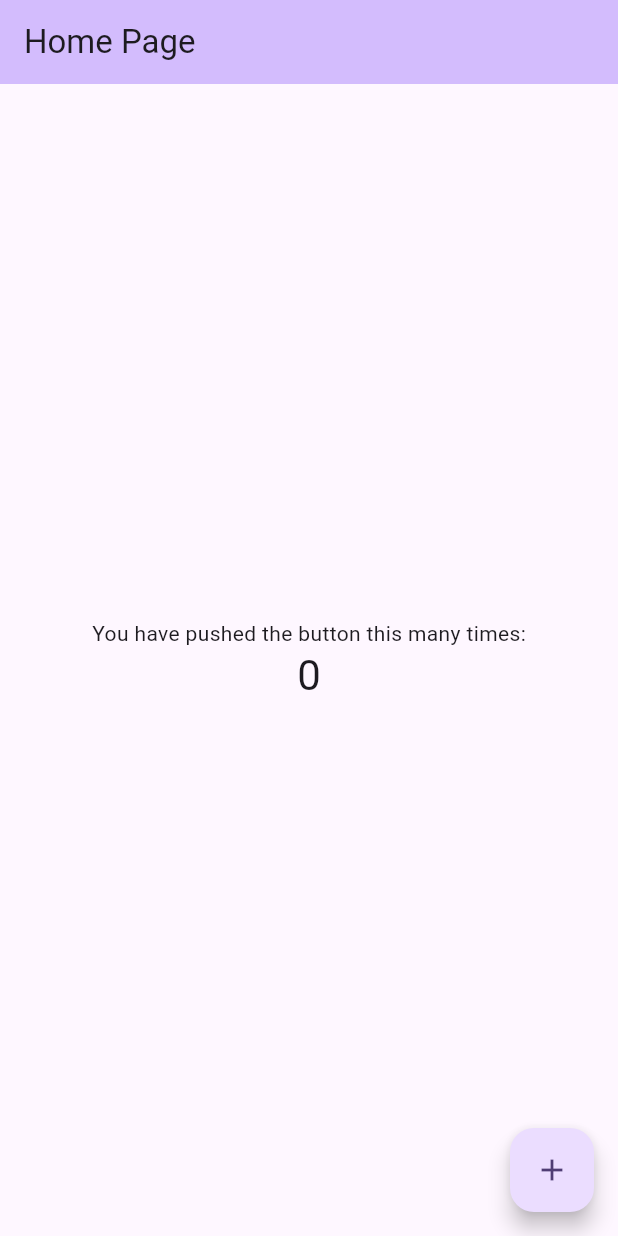
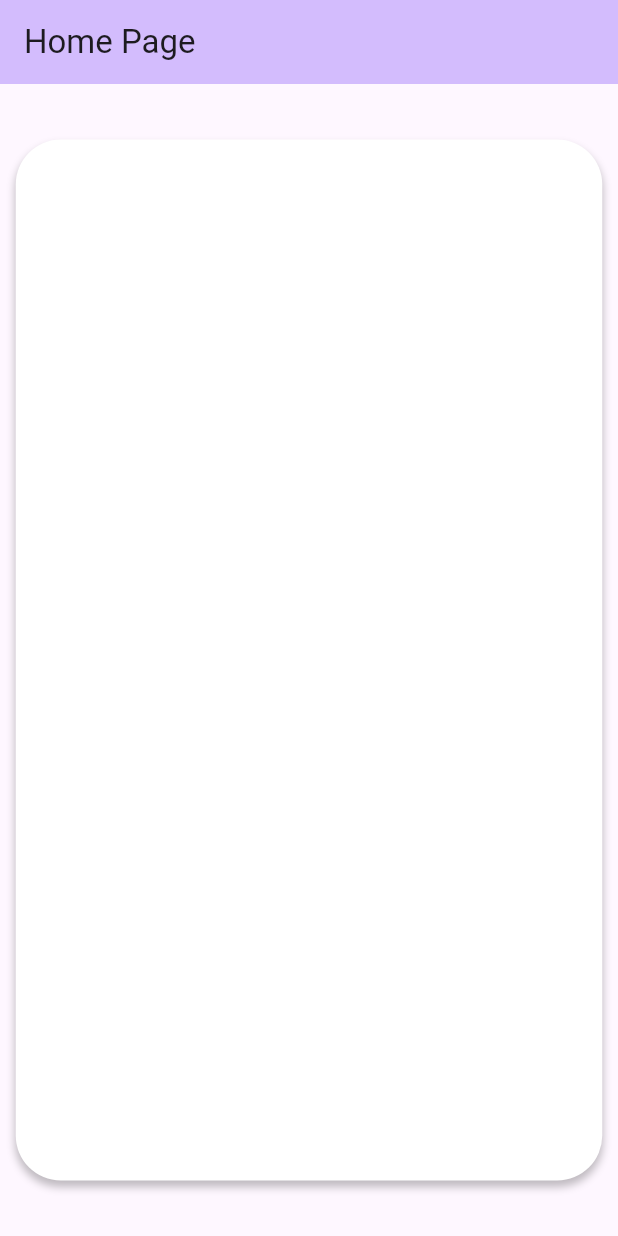
Before and after one commit to Stalinosmj/Eleytra, a Flutter app: the screen it shows after launch, on a phone screen of 412 x 824 dp. Run offline on Flutter 3.47's test engine with Material 3 defaults, Android fonts, the phone set to English and light mode, and no system bars.

Commit message:
Update main.dart

```diff
--- a/lib/main.dart
+++ b/lib/main.dart
@@ -30,13 +30,6 @@ class MyHomePage extends StatefulWidget {
 }
 
 class _MyHomePageState extends State<MyHomePage> {
-  int _counter = 0;
-
-  void _incrementCounter() {
-    setState(() {
-      _counter++;
-    });
-  }
 
   @override
   Widget build(BuildContext context) {
@@ -49,21 +42,27 @@ class _MyHomePageState extends State<MyHomePage> {
         child: Column(
           mainAxisAlignment: MainAxisAlignment.center,
           children: <Widget>[
-            const Text(
-              'You have pushed the button this many times:',
-            ),
-            Text(
-              '$_counter',
-              style: Theme.of(context).textTheme.headlineMedium,
-            ),
+            Container(
+              width: 391,
+              height: 694,
+              decoration: ShapeDecoration(
+                color: Colors.white,
+                shape: RoundedRectangleBorder(
+                  borderRadius: BorderRadius.circular(30),
+                ),
+                shadows: const [
+                  BoxShadow(
+                    color: Color(0x3F000000),
+                    blurRadius: 4,
+                    offset: Offset(0, 4),
+                    spreadRadius: 0,
+                  )
+                ],
+              ),
+            )
           ],
         ),
-      ),
-      floatingActionButton: FloatingActionButton(
-        onPressed: _incrementCounter,
-        tooltip: 'Increment',
-        child: const Icon(Icons.add),
-      ),
+      )
     );
   }
 }
```
